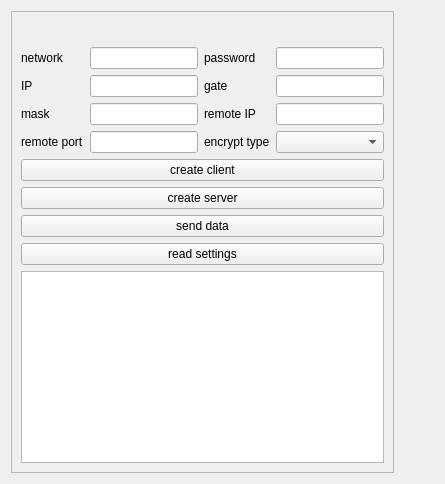
Before: the Qt Designer form Qt/lib2/wifi_frame/src/ui/wifi_frame.ui in RinatB2017/mega_GIT, drawn with Qt 5.
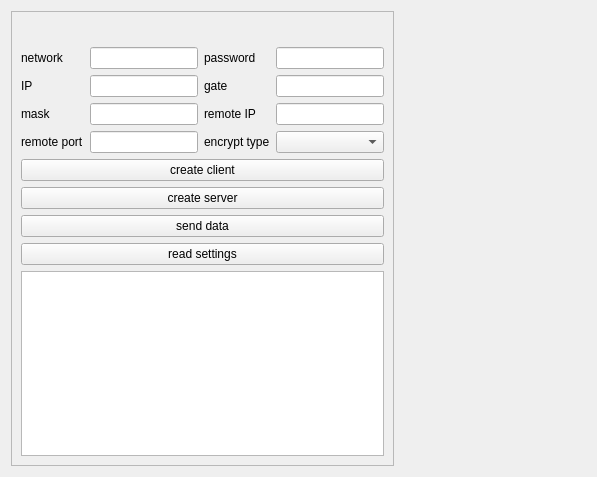
After: the same form once the commit is applied. Custom widgets are drawn as their Qt base class.

```diff
--- a/Qt/lib2/wifi_frame/src/ui/wifi_frame.ui
+++ b/Qt/lib2/wifi_frame/src/ui/wifi_frame.ui
@@ -2,6 +2,14 @@
 <ui version="4.0">
  <class>WIFI_frame</class>
  <widget class="QWidget" name="WIFI_frame">
+  <property name="geometry">
+   <rect>
+    <x>0</x>
+    <y>0</y>
+    <width>597</width>
+    <height>477</height>
+   </rect>
+  </property>
   <layout class="QHBoxLayout" name="horizontalLayout">
    <item>
     <widget class="QFrame" name="frame">
```
